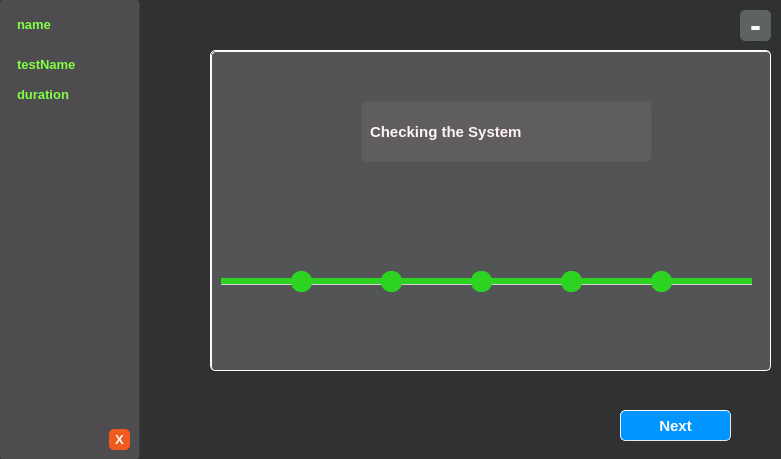
The window that src/main/python/main.ui (Ahmed-Dakrory/ProctoringApp) describes before a commit, drawn with Qt 5.
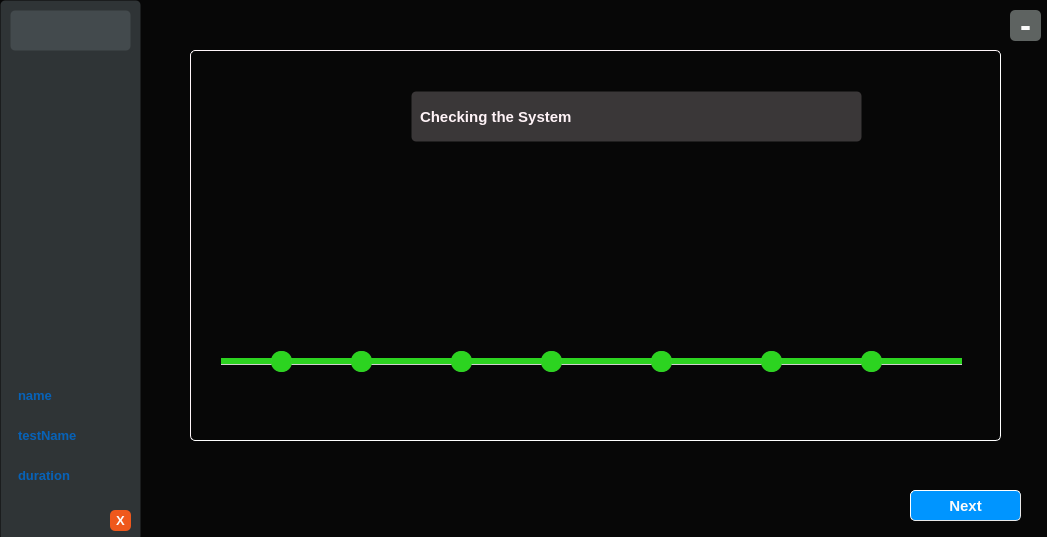
The same window after the commit. The open tabs and pages were chosen to show the change. Icons and pictures are not drawn.

Diff of the .ui file:
```diff
--- a/src/main/python/main.ui
+++ b/src/main/python/main.ui
@@ -6,8 +6,8 @@
    <rect>
     <x>0</x>
     <y>0</y>
-    <width>781</width>
-    <height>459</height>
+    <width>1047</width>
+    <height>537</height>
    </rect>
   </property>
   <property name="minimumSize">
@@ -20,14 +20,14 @@
    <string>MainWindow</string>
   </property>
   <property name="styleSheet">
-   <string notr="true">QMainWindow{background-color: #2f3133;}</string>
+   <string notr="true">QMainWindow{background-color: rgb(7, 7, 7);}</string>
   </property>
   <widget class="QWidget" name="centralwidget">
    <widget class="QPushButton" name="predictButton">
     <property name="geometry">
      <rect>
-      <x>620</x>
-      <y>410</y>
+      <x>910</x>
+      <y>490</y>
       <width>111</width>
       <height>31</height>
      </rect>
@@ -60,10 +60,10 @@
    <widget class="QStackedWidget" name="pagerWindow">
     <property name="geometry">
      <rect>
-      <x>210</x>
+      <x>190</x>
       <y>50</y>
-      <width>561</width>
-      <height>321</height>
+      <width>811</width>
+      <height>391</height>
      </rect>
     </property>
     <property name="styleSheet">
@@ -76,13 +76,13 @@
 </string>
     </property>
     <property name="currentIndex">
-     <number>0</number>
+     <number>3</number>
     </property>
     <widget class="QWidget" name="page0">
      <widget class="QLabel" name="internetChecking">
       <property name="geometry">
        <rect>
-        <x>170</x>
+        <x>290</x>
         <y>80</y>
         <width>261</width>
         <height>231</height>
@@ -98,10 +98,10 @@
      <widget class="QLabel" name="checkDevice_2">
       <property name="geometry">
        <rect>
-        <x>160</x>
+        <x>270</x>
         <y>10</y>
         <width>291</width>
-        <height>61</height>
+        <height>41</height>
        </rect>
       </property>
       <property name="styleSheet">
@@ -121,61 +121,12 @@
        <string>Checking Internet Connection</string>
       </property>
      </widget>
-     <widget class="QLabel" name="label_4">
-      <property name="geometry">
-       <rect>
-        <x>0</x>
-        <y>0</y>
-        <width>561</width>
-        <height>321</height>
-       </rect>
-      </property>
-      <property name="styleSheet">
-       <string notr="true">background-color: rgba(235, 235, 235, 0.19);
-border-style: inset;
-border-width: 0.5px;
-border-radius: 5px;
-border-color: #FFF6F9;</string>
-      </property>
-      <property name="text">
-       <string/>
-      </property>
-      <property name="scaledContents">
-       <bool>true</bool>
-      </property>
-     </widget>
-     <zorder>label_4</zorder>
-     <zorder>internetChecking</zorder>
-     <zorder>checkDevice_2</zorder>
     </widget>
     <widget class="QWidget" name="page1">
-     <widget class="QLabel" name="label_2">
-      <property name="geometry">
-       <rect>
-        <x>0</x>
-        <y>0</y>
-        <width>561</width>
-        <height>321</height>
-       </rect>
-      </property>
-      <property name="styleSheet">
-       <string notr="true">background-color: rgba(235, 235, 235, 0.19);
-border-style: inset;
-border-width: 0.5px;
-border-radius: 5px;
-border-color: #FFF6F9;</string>
-      </property>
-      <property name="text">
-       <string/>
-      </property>
-      <property name="scaledContents">
-       <bool>true</bool>
-      </property>
-     </widget>
      <widget class="QLabel" name="label">
       <property name="geometry">
        <rect>
-        <x>160</x>
+        <x>310</x>
         <y>80</y>
         <width>261</width>
         <height>231</height>
@@ -194,7 +145,7 @@
      <widget class="QLabel" name="checkDevice_3">
       <property name="geometry">
        <rect>
-        <x>110</x>
+        <x>270</x>
         <y>10</y>
         <width>341</width>
         <height>61</height>
@@ -222,10 +173,10 @@
      <widget class="QLabel" name="checkDevice">
       <property name="geometry">
        <rect>
-        <x>150</x>
-        <y>50</y>
-        <width>291</width>
-        <height>61</height>
+        <x>220</x>
+        <y>40</y>
+        <width>451</width>
+        <height>51</height>
        </rect>
       </property>
       <property name="styleSheet">
@@ -248,10 +199,10 @@
      <widget class="QGroupBox" name="groupBox_2">
       <property name="geometry">
        <rect>
-        <x>10</x>
-        <y>150</y>
-        <width>541</width>
-        <height>131</height>
+        <x>30</x>
+        <y>170</y>
+        <width>781</width>
+        <height>201</height>
        </rect>
       </property>
       <property name="styleSheet">
@@ -267,10 +218,10 @@
       <widget class="QLabel" name="camera">
        <property name="geometry">
         <rect>
-         <x>20</x>
-         <y>10</y>
-         <width>40</width>
-         <height>40</height>
+         <x>10</x>
+         <y>90</y>
+         <width>31</width>
+         <height>31</height>
         </rect>
        </property>
        <property name="maximumSize">
@@ -293,8 +244,8 @@
        <property name="geometry">
         <rect>
          <x>0</x>
-         <y>70</y>
-         <width>81</width>
+         <y>130</y>
+         <width>51</width>
          <height>20</height>
         </rect>
        </property>
@@ -323,10 +274,10 @@
       <widget class="QLabel" name="mouse">
        <property name="geometry">
         <rect>
-         <x>110</x>
-         <y>10</y>
-         <width>40</width>
-         <height>40</height>
+         <x>90</x>
+         <y>90</y>
+         <width>31</width>
+         <height>31</height>
         </rect>
        </property>
        <property name="maximumSize">
@@ -348,10 +299,10 @@
       <widget class="QLabel" name="keyboard">
        <property name="geometry">
         <rect>
-         <x>190</x>
-         <y>0</y>
-         <width>60</width>
-         <height>60</height>
+         <x>170</x>
+         <y>80</y>
+         <width>51</width>
+         <height>51</height>
         </rect>
        </property>
        <property name="maximumSize">
@@ -373,9 +324,9 @@
       <widget class="QLabel" name="bar_mouse">
        <property name="geometry">
         <rect>
-         <x>90</x>
-         <y>70</y>
-         <width>81</width>
+         <x>60</x>
+         <y>130</y>
+         <width>71</width>
          <height>20</height>
         </rect>
        </property>
@@ -404,8 +355,8 @@
       <widget class="QLabel" name="success_mouse">
        <property name="geometry">
         <rect>
-         <x>160</x>
-         <y>70</y>
+         <x>130</x>
+         <y>130</y>
          <width>21</width>
          <height>21</height>
         </rect>
@@ -437,8 +388,8 @@
       <widget class="QLabel" name="bar_key">
        <property name="geometry">
         <rect>
-         <x>180</x>
-         <y>70</y>
+         <x>150</x>
+         <y>130</y>
          <width>81</width>
          <height>20</height>
         </rect>
@@ -468,8 +419,8 @@
       <widget class="QLabel" name="success_key">
        <property name="geometry">
         <rect>
-         <x>250</x>
-         <y>70</y>
+         <x>230</x>
+         <y>130</y>
          <width>21</width>
          <height>21</height>
         </rect>
@@ -501,8 +452,8 @@
       <widget class="QLabel" name="success_cam">
        <property name="geometry">
         <rect>
-         <x>70</x>
-         <y>70</y>
+         <x>50</x>
+         <y>130</y>
          <width>21</width>
          <height>21</height>
         </rect>
@@ -534,8 +485,8 @@
       <widget class="QLabel" name="success_speaker">
        <property name="geometry">
         <rect>
-         <x>340</x>
-         <y>70</y>
+         <x>320</x>
+         <y>130</y>
          <width>21</width>
          <height>21</height>
         </rect>
@@ -570,8 +521,8 @@
       <widget class="QLabel" name="bar_speaker">
        <property name="geometry">
         <rect>
-         <x>270</x>
-         <y>70</y>
+         <x>240</x>
+         <y>130</y>
          <width>81</width>
          <height>20</height>
         </rect>
@@ -601,9 +552,9 @@
       <widget class="QLabel" name="speaker">
        <property name="geometry">
         <rect>
-         <x>290</x>
-         <y>10</y>
-         <width>41</width>
+         <x>280</x>
+         <y>90</y>
+         <width>31</width>
          <height>31</height>
         </rect>
        </property>
@@ -617,7 +568,7 @@
         <string/>
        </property>
        <property name="pixmap">
-        <pixmap>imageface/speak.png</pixmap>
+        <pixmap>imageface/speaker.png</pixmap>
        </property>
        <property name="scaledContents">
         <bool>true</bool>
@@ -626,9 +577,9 @@
       <widget class="QLabel" name="bar_micro">
        <property name="geometry">
         <rect>
-         <x>360</x>
-         <y>70</y>
-         <width>81</width>
+         <x>340</x>
+         <y>130</y>
+         <width>91</width>
          <height>20</height>
         </rect>
        </property>
@@ -657,10 +608,10 @@
       <widget class="QLabel" name="micro">
        <property name="geometry">
         <rect>
-         <x>380</x>
-         <y>10</y>
-         <width>41</width>
-         <height>41</height>
+         <x>370</x>
+         <y>90</y>
+         <width>31</width>
+         <height>31</height>
         </rect>
        </property>
        <property name="maximumSize">
@@ -673,7 +624,7 @@
         <string/>
        </property>
        <property name="pixmap">
-        <pixmap>imageface/microphone.png</pixmap>
+        <pixmap>imageface/microph.png</pixmap>
        </property>
        <property name="scaledContents">
         <bool>true</bool>
@@ -683,7 +634,7 @@
        <property name="geometry">
         <rect>
          <x>430</x>
-         <y>70</y>
+         <y>130</y>
          <width>21</width>
          <height>21</height>
         </rect>
@@ -715,8 +666,8 @@
       <widget class="QLabel" name="system">
        <property name="geometry">
         <rect>
-         <x>470</x>
-         <y>10</y>
+         <x>660</x>
+         <y>80</y>
          <width>41</width>
          <height>41</height>
         </rect>
@@ -737,43 +688,12 @@
         <bool>true</bool>
        </property>
       </widget>
-      <widget class="QLabel" name="bar_system">
-       <property name="geometry">
-        <rect>
-         <x>450</x>
-         <y>70</y>
-         <width>81</width>
-         <height>20</height>
-        </rect>
-       </property>
-       <property name="maximumSize">
-        <size>
-         <width>200</width>
-         <height>200</height>
-        </size>
-       </property>
-       <property name="styleSheet">
-        <string notr="true">background-color: rgb(44, 211, 32);
-height:30px;
-margin-top:7px;
-margin-bottom:7px;</string>
-       </property>
-       <property name="text">
-        <string/>
-       </property>
-       <property name="scaledContents">
-        <bool>false</bool>
-       </property>
-       <property name="margin">
-        <number>0</number>
-       </property>
-      </widget>
       <widget class="QGroupBox" name="groupBox_4">
        <property name="geometry">
         <rect>
          <x>0</x>
-         <y>70</y>
-         <width>531</width>
+         <y>130</y>
+         <width>741</width>
          <height>21</height>
         </rect>
        </property>
@@ -786,12 +706,105 @@
        <property name="title">
         <string/>
        </property>
+       <widget class="QLabel" name="bar_hard">
+        <property name="geometry">
+         <rect>
+          <x>450</x>
+          <y>0</y>
+          <width>91</width>
+          <height>20</height>
+         </rect>
+        </property>
+        <property name="maximumSize">
+         <size>
+          <width>200</width>
+          <height>200</height>
+         </size>
+        </property>
+        <property name="styleSheet">
+         <string notr="true">background-color: rgb(44, 211, 32);
+height:30px;
+margin-top:7px;
+margin-bottom:7px;</string>
+        </property>
+        <property name="text">
+         <string/>
+        </property>
+        <property name="scaledContents">
+         <bool>false</bool>
+        </property>
+        <property name="margin">
+         <number>0</number>
+        </property>
+       </widget>
+       <widget class="QLabel" name="bar_screen">
+        <property name="geometry">
+         <rect>
+          <x>560</x>
+          <y>0</y>
+          <width>81</width>
+          <height>20</height>
+         </rect>
+        </property>
+        <property name="maximumSize">
+         <size>
+          <width>200</width>
+          <height>200</height>
+         </size>
+        </property>
+        <property name="styleSheet">
+         <string notr="true">background-color: rgb(44, 211, 32);
+height:30px;
+margin-top:7px;
+margin-bottom:7px;</string>
+        </property>
+        <property name="text">
+         <string/>
+        </property>
+        <property name="scaledContents">
+         <bool>false</bool>
+        </property>
+        <property name="margin">
+         <number>0</number>
+        </property>
+       </widget>
+       <widget class="QLabel" name="bar_system">
+        <property name="geometry">
+         <rect>
+          <x>660</x>
+          <y>0</y>
+          <width>81</width>
+          <height>20</height>
+         </rect>
+        </property>
+        <property name="maximumSize">
+         <size>
+          <width>200</width>
+          <height>200</height>
+         </size>
+        </property>
+        <property name="styleSheet">
+         <string notr="true">background-color: rgb(44, 211, 32);
+height:30px;
+margin-top:7px;
+margin-bottom:7px;</string>
+        </property>
+        <property name="text">
+         <string/>
+        </property>
+        <property name="scaledContents">
+         <bool>false</bool>
+        </property>
+        <property name="margin">
+         <number>0</number>
+        </property>
+       </widget>
       </widget>
       <widget class="QLabel" name="fail2">
        <property name="geometry">
         <rect>
-         <x>70</x>
-         <y>70</y>
+         <x>50</x>
+         <y>130</y>
          <width>21</width>
          <height>21</height>
         </rect>
@@ -824,8 +837,8 @@
       <widget class="QLabel" name="fail3">
        <property name="geometry">
         <rect>
-         <x>160</x>
-         <y>70</y>
+         <x>130</x>
+         <y>130</y>
          <width>21</width>
          <height>21</height>
         </rect>
@@ -858,8 +871,8 @@
       <widget class="QLabel" name="fail4">
        <property name="geometry">
         <rect>
-         <x>250</x>
-         <y>70</y>
+         <x>230</x>
+         <y>130</y>
          <width>21</width>
          <height>21</height>
         </rect>
@@ -892,8 +905,8 @@
       <widget class="QLabel" name="fail5">
        <property name="geometry">
         <rect>
-         <x>340</x>
-         <y>70</y>
+         <x>320</x>
+         <y>130</y>
          <width>21</width>
          <height>21</height>
         </rect>
@@ -923,11 +936,170 @@
         <number>0</number>
        </property>
       </widget>
+      <widget class="QLabel" name="fail6_2">
+       <property name="geometry">
+        <rect>
+         <x>540</x>
+         <y>130</y>
+         <width>21</width>
+         <height>21</height>
+        </rect>
+       </property>
+       <property name="maximumSize">
+        <size>
+         <width>200</width>
+         <height>200</height>
+        </size>
+       </property>
+       <property name="styleSheet">
+        <string notr="true">background-color:rgb(209, 207, 207);
+        border-style: outset;
+        border-width: 1px;
+        border-radius: 10px;
+        border-color: rgba(255, 255, 255, 0);
+
+</string>
+       </property>
+       <property name="text">
+        <string/>
+       </property>
+       <property name="scaledContents">
+        <bool>true</bool>
+       </property>
+       <property name="margin">
+        <number>0</number>
+       </property>
+      </widget>
+      <widget class="QLabel" name="micro_2">
+       <property name="geometry">
+        <rect>
+         <x>470</x>
+         <y>80</y>
+         <width>41</width>
+         <height>41</height>
+        </rect>
+       </property>
+       <property name="maximumSize">
+        <size>
+         <width>200</width>
+         <height>200</height>
+        </size>
+       </property>
+       <property name="text">
+        <string/>
+       </property>
+       <property name="pixmap">
+        <pixmap>imageface/hard.png</pixmap>
+       </property>
+       <property name="scaledContents">
+        <bool>true</bool>
+       </property>
+      </widget>
+      <widget class="QLabel" name="success_hard">
+       <property name="geometry">
+        <rect>
+         <x>540</x>
+         <y>130</y>
+         <width>21</width>
+         <height>21</height>
+        </rect>
+       </property>
+       <property name="maximumSize">
+        <size>
+         <width>200</width>
+         <height>200</height>
+        </size>
+       </property>
+       <property name="styleSheet">
+        <string notr="true">background-color:rgb(44, 211, 32);
+        border-width: 3px;
+        border-radius: 10px;
+        border-color: rgba(255, 255, 255, 0);
+
+</string>
+       </property>
+       <property name="text">
+        <string/>
+       </property>
+       <property name="scaledContents">
+        <bool>true</bool>
+       </property>
+       <property name="margin">
+        <number>0</number>
+       </property>
+      </widget>
+      <widget class="QLabel" name="success_screen">
+       <property name="geometry">
+        <rect>
+         <x>640</x>
+         <y>130</y>
+         <width>21</width>
+         <height>21</height>
+        </rect>
+       </property>
+       <property name="maximumSize">
+        <size>
+         <width>200</width>
+         <height>200</height>
+        </size>
+       </property>
+       <property name="styleSheet">
+        <string notr="true">background-color:rgb(44, 211, 32);
+        border-width: 3px;
+        border-radius: 10px;
+        border-color: rgba(255, 255, 255, 0);
+
+</string>
+       </property>
+       <property name="text">
+        <string/>
+       </property>
+       <property name="scaledContents">
+        <bool>true</bool>
+       </property>
+       <property name="margin">
+        <number>0</number>
+       </property>
+      </widget>
+      <widget class="QLabel" name="fail6_3">
+       <property name="geometry">
+        <rect>
+         <x>640</x>
+         <y>130</y>
+         <width>21</width>
+         <height>21</height>
+        </rect>
+       </property>
+       <property name="maximumSize">
+        <size>
+         <width>200</width>
+         <height>200</height>
+        </size>
+       </property>
+       <property name="styleSheet">
+        <string notr="true">background-color:rgb(209, 207, 207);
+        border-style: outset;
+        border-width: 1px;
+        border-radius: 10px;
+        border-color: rgba(255, 255, 255, 0);
+
+</string>
+       </property>
+       <property name="text">
+        <string/>
+       </property>
+       <property name="scaledContents">
+        <bool>true</bool>
+       </property>
+       <property name="margin">
+        <number>0</number>
+       </property>
+      </widget>
       <widget class="QLabel" name="fail6">
        <property name="geometry">
         <rect>
          <x>430</x>
-         <y>70</y>
+         <y>130</y>
          <width>21</width>
          <height>21</height>
         </rect>
@@ -957,9 +1129,34 @@
         <number>0</number>
        </property>
       </widget>
+      <widget class="QLabel" name="system_2">
+       <property name="geometry">
+        <rect>
+         <x>570</x>
+         <y>80</y>
+         <width>41</width>
+         <height>41</height>
+        </rect>
+       </property>
+       <property name="maximumSize">
+        <size>
+         <width>200</width>
+         <height>200</height>
+        </size>
+       </property>
+       <property name="text">
+        <string/>
+       </property>
+       <property name="pixmap">
+        <pixmap>imageface/display.png</pixmap>
+       </property>
+       <property name="scaledContents">
+        <bool>true</bool>
+       </property>
+      </widget>
+      <zorder>groupBox_4</zorder>
       <zorder>fail4</zorder>
       <zorder>fail3</zorder>
-      <zorder>groupBox_4</zorder>
       <zorder>camera</zorder>
       <zorder>bar_cam</zorder>
       <zorder>mouse</zorder>
@@ -973,46 +1170,25 @@
       <zorder>bar_micro</zorder>
       <zorder>micro</zorder>
       <zorder>system</zorder>
-      <zorder>bar_system</zorder>
       <zorder>fail2</zorder>
       <zorder>success_cam</zorder>
-      <zorder>fail6</zorder>
-      <zorder>success_micro</zorder>
       <zorder>fail5</zorder>
       <zorder>success_speaker</zorder>
+      <zorder>fail6_2</zorder>
+      <zorder>micro_2</zorder>
+      <zorder>success_hard</zorder>
+      <zorder>fail6_3</zorder>
+      <zorder>success_screen</zorder>
+      <zorder>fail6</zorder>
+      <zorder>success_micro</zorder>
+      <zorder>system_2</zorder>
      </widget>
-     <widget class="QLabel" name="label_3">
-      <property name="geometry">
-       <rect>
-        <x>0</x>
-        <y>0</y>
-        <width>561</width>
-        <height>321</height>
-       </rect>
-      </property>
-      <property name="styleSheet">
-       <string notr="true">background-color: rgba(235, 235, 235, 0.19);
-border-style: inset;
-border-width: 0.5px;
-border-radius: 5px;
-border-color: #FFF6F9;</string>
-      </property>
-      <property name="text">
-       <string/>
-      </property>
-      <property name="scaledContents">
-       <bool>true</bool>
-      </property>
-     </widget>
-     <zorder>label_3</zorder>
-     <zorder>checkDevice</zorder>
-     <zorder>groupBox_2</zorder>
     </widget>
     <widget class="QWidget" name="page3">
      <widget class="QGroupBox" name="groupBox">
       <property name="geometry">
        <rect>
-        <x>150</x>
+        <x>290</x>
         <y>10</y>
         <width>341</width>
         <height>351</height>
@@ -1035,7 +1211,7 @@
       <widget class="QLabel" name="cameraHolder">
        <property name="geometry">
         <rect>
-         <x>60</x>
+         <x>40</x>
          <y>20</y>
          <width>241</width>
          <height>241</height>
@@ -1065,7 +1241,7 @@
       <widget class="QLabel" name="faceBackground">
        <property name="geometry">
         <rect>
-         <x>20</x>
+         <x>0</x>
          <y>10</y>
          <width>311</width>
          <height>301</height>
@@ -1084,7 +1260,7 @@
       <widget class="QLabel" name="followPose">
        <property name="geometry">
         <rect>
-         <x>100</x>
+         <x>80</x>
          <y>270</y>
          <width>161</width>
          <height>31</height>
@@ -1111,33 +1287,10 @@
       <zorder>cameraHolder</zorder>
       <zorder>faceBackground</zorder>
      </widget>
-     <widget class="QLabel" name="label_5">
-      <property name="geometry">
-       <rect>
-        <x>0</x>
-        <y>0</y>
-        <width>561</width>
-        <height>321</height>
-       </rect>
-      </property>
-      <property name="styleSheet">
-       <string notr="true">background-color: rgba(235, 235, 235, 0.19);
-border-style: inset;
-border-width: 0.5px;
-border-radius: 5px;
-border-color: #FFF6F9;</string>
-      </property>
-      <property name="text">
-       <string/>
-      </property>
-      <property name="scaledContents">
-       <bool>true</bool>
-      </property>
-     </widget>
      <widget class="QLabel" name="wrongLabel">
       <property name="geometry">
        <rect>
-        <x>390</x>
+        <x>510</x>
         <y>200</y>
         <width>60</width>
         <height>60</height>
@@ -1164,7 +1317,7 @@
    <widget class="QPushButton" name="minimizeButton">
     <property name="geometry">
      <rect>
-      <x>740</x>
+      <x>1010</x>
       <y>10</y>
       <width>31</width>
       <height>31</height>
@@ -1196,14 +1349,14 @@
    <widget class="QGroupBox" name="groupBox_3">
     <property name="geometry">
      <rect>
-      <x>-1</x>
-      <y>-1</y>
+      <x>0</x>
+      <y>0</y>
       <width>141</width>
-      <height>461</height>
+      <height>541</height>
      </rect>
     </property>
     <property name="styleSheet">
-     <string notr="true">background-color: rgba(108, 103, 104, 127);
+     <string notr="true">background-color: rgba(87, 96, 100,127);
         border-style: outset;
         border-width: 1px;
         border-radius: 5px;
@@ -1219,7 +1372,7 @@
      <property name="geometry">
       <rect>
        <x>110</x>
-       <y>430</y>
+       <y>510</y>
        <width>21</width>
        <height>21</height>
       </rect>
@@ -1251,7 +1404,7 @@
      <property name="geometry">
       <rect>
        <x>10</x>
-       <y>10</y>
+       <y>380</y>
        <width>121</width>
        <height>31</height>
       </rect>
@@ -1263,7 +1416,7 @@
         border-radius: 5px;
         border-color: rgba(255, 255, 255, 0);
         padding: 4px;
-        color:rgb(129, 255, 70);
+        color:rgb(7, 98, 184);
         font-size: 13px;
         font-weight: 700;
 qproperty-alignment: AlignCenter;
@@ -1277,7 +1430,7 @@
      <property name="geometry">
       <rect>
        <x>10</x>
-       <y>50</y>
+       <y>420</y>
        <width>121</width>
        <height>31</height>
       </rect>
@@ -1289,7 +1442,7 @@
         border-radius: 5px;
         border-color: rgba(255, 255, 255, 0);
         padding: 4px;
-        color:rgb(129, 255, 70);
+        color:rgb(7, 98, 184);
         font-size: 13px;
         font-weight: 700;
 qproperty-alignment: AlignCenter;
@@ -1303,7 +1456,7 @@
      <property name="geometry">
       <rect>
        <x>10</x>
-       <y>80</y>
+       <y>460</y>
        <width>121</width>
        <height>31</height>
       </rect>
@@ -1315,7 +1468,7 @@
         border-radius: 5px;
         border-color: rgba(255, 255, 255, 0);
         padding: 4px;
-        color:rgb(129, 255, 70);
+        color:rgb(7, 98, 184);
         font-size: 13px;
         font-weight: 700;
 qproperty-alignment: AlignCenter;
@@ -1325,7 +1478,36 @@
       <string>duration</string>
      </property>
     </widget>
+    <widget class="QLabel" name="micro_4">
+     <property name="geometry">
+      <rect>
+       <x>10</x>
+       <y>10</y>
+       <width>121</width>
+       <height>41</height>
+      </rect>
+     </property>
+     <property name="maximumSize">
+      <size>
+       <width>200</width>
+       <height>200</height>
+      </size>
+     </property>
+     <property name="text">
+      <string/>
+     </property>
+     <property name="pixmap">
+      <pixmap>imageface/logo-light.png</pixmap>
+     </property>
+     <property name="scaledContents">
+      <bool>true</bool>
+     </property>
+    </widget>
    </widget>
+   <zorder>predictButton</zorder>
+   <zorder>minimizeButton</zorder>
+   <zorder>groupBox_3</zorder>
+   <zorder>pagerWindow</zorder>
   </widget>
  </widget>
  <resources>
```
